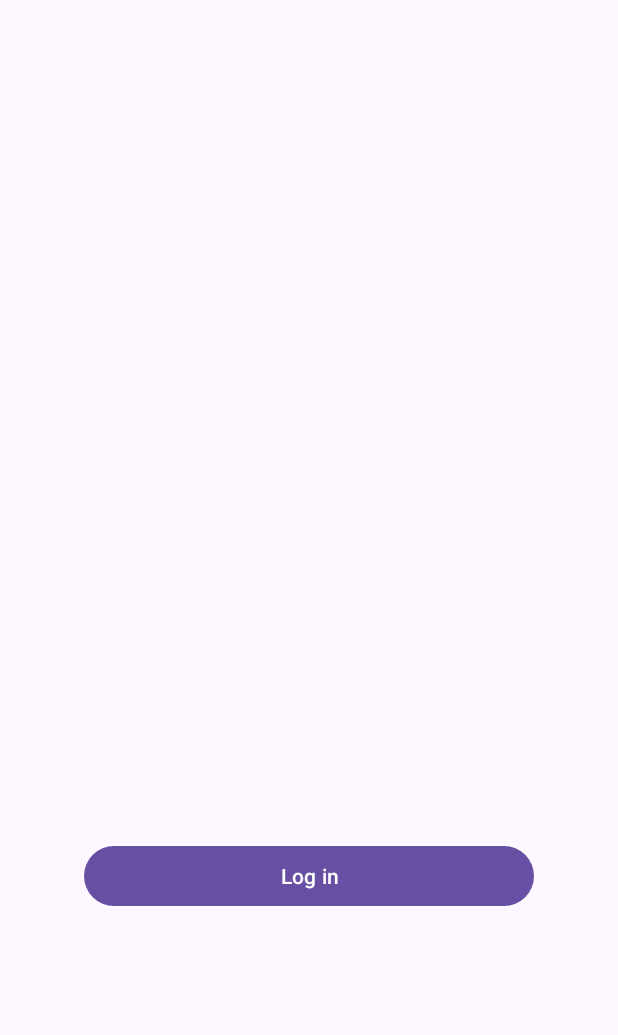
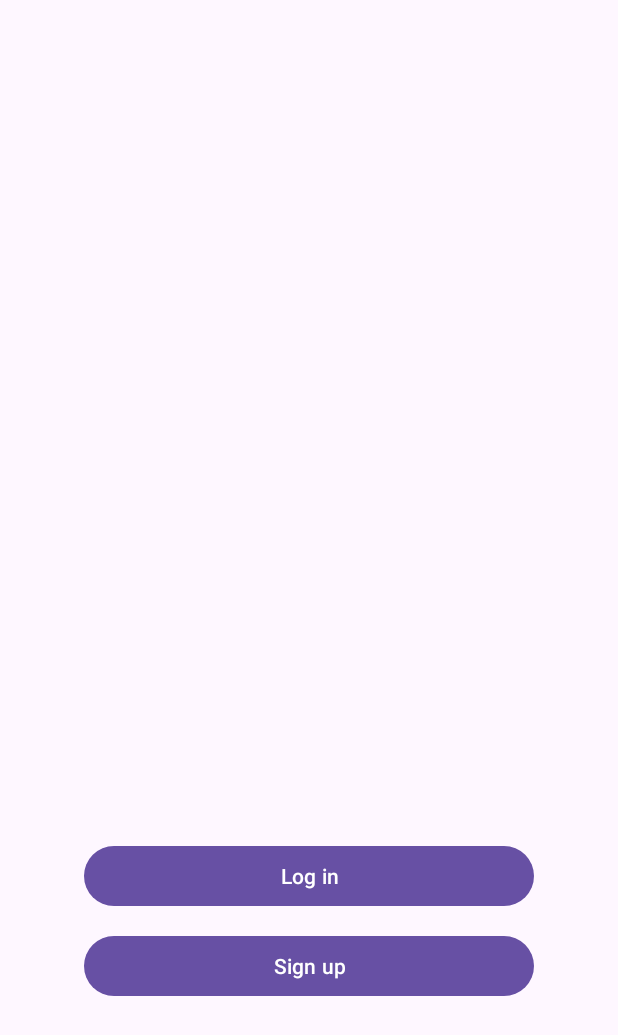
Before and after one commit to gelaelala/WanderPaw-Project, an Android app: the screen it shows after launch (MainActivity), on a phone screen of 412 x 824 dp. Shown: the top 1035 px of the screen. Run offline under Robolectric (Android 15) with nearby library versions, the phone set to English and light mode, and no system bars.

Commit message:
Sign up button

```diff
--- a/WelcomePage/app/src/main/res/layout/activity_main.xml
+++ b/WelcomePage/app/src/main/res/layout/activity_main.xml
@@ -15,4 +15,13 @@
         android:text="Log in"
         />
 
+    <Button
+        android:layout_width="wrap_content"
+        android:layout_height="wrap_content"
+        android:layout_centerHorizontal="true"
+        android:layout_marginTop="620dp"
+        android:width="300dp"
+        android:text="Sign up"
+        />
+
 </RelativeLayout>
```
